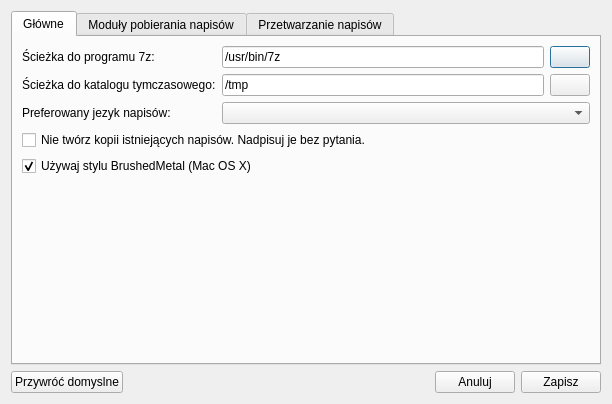
Old version of the form ui/frmoptions.ui in the repository QNapi/qnapi.
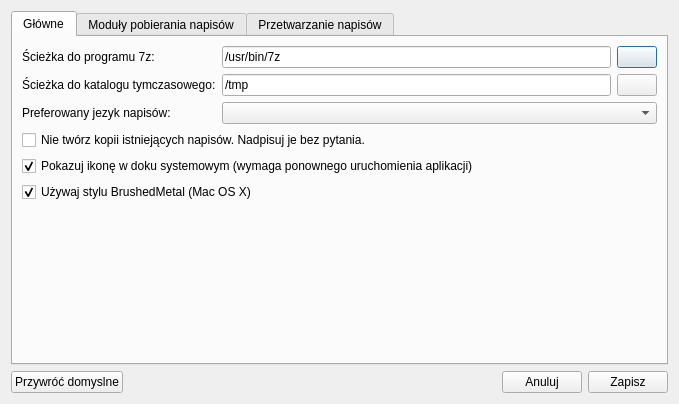
New version of the form. Icons and pictures are not drawn.

Commit message: Dodany checkbox pozwalajacy wlaczyc lub wylaczyc ikone w doku pod Mac OS X

The edit to the form file:
```diff
--- a/ui/frmoptions.ui
+++ b/ui/frmoptions.ui
@@ -5,7 +5,7 @@
    <rect>
     <x>0</x>
     <y>0</y>
-    <width>601</width>
+    <width>679</width>
     <height>404</height>
    </rect>
   </property>
@@ -100,7 +100,7 @@
          </property>
         </widget>
        </item>
-       <item row="4" column="0" colspan="3" >
+       <item row="5" column="0" colspan="3" >
         <widget class="QCheckBox" name="cbUseBrushedMetal" >
          <property name="text" >
           <string>Używaj stylu BrushedMetal (Mac OS X)</string>
@@ -110,7 +110,17 @@
          </property>
         </widget>
        </item>
-       <item row="5" column="0" colspan="3" >
+       <item row="4" column="0" colspan="3" >
+        <widget class="QCheckBox" name="cbShowDockIcon" >
+         <property name="text" >
+          <string>Pokazuj ikonę w doku systemowym (wymaga ponownego uruchomienia aplikacji)</string>
+         </property>
+         <property name="checked" >
+          <bool>true</bool>
+         </property>
+        </widget>
+       </item>
+       <item row="6" column="0" colspan="3" >
         <spacer name="verticalSpacer" >
          <property name="orientation" >
           <enum>Qt::Vertical</enum>
```
Left out of the diff: 13 changed lines with no effect on the pictures.
